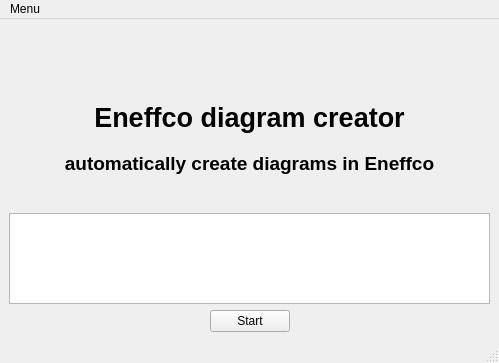
The window that code/ui/start.ui (MaximilianBrokamp/ENEFFCO-diagramm-creator) describes before a commit, drawn with Qt 5.
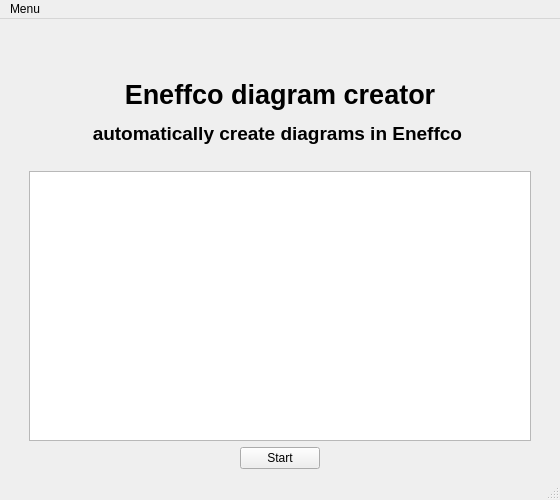
The same window after the commit.

```diff
--- a/code/ui/start.ui
+++ b/code/ui/start.ui
@@ -9,8 +9,8 @@
    <rect>
     <x>0</x>
     <y>0</y>
-    <width>499</width>
-    <height>363</height>
+    <width>560</width>
+    <height>500</height>
    </rect>
   </property>
   <property name="sizePolicy">
@@ -19,15 +19,21 @@
     <verstretch>0</verstretch>
    </sizepolicy>
   </property>
+  <property name="minimumSize">
+   <size>
+    <width>500</width>
+    <height>500</height>
+   </size>
+  </property>
   <property name="windowTitle">
    <string>Eneffco Diagram creator</string>
   </property>
   <widget class="QWidget" name="centralwidget">
    <layout class="QGridLayout" name="gridLayout">
-    <item row="0" column="1">
+    <item row="1" column="1">
      <widget class="QLabel" name="label">
       <property name="sizePolicy">
-       <sizepolicy hsizetype="Preferred" vsizetype="Preferred">
+       <sizepolicy hsizetype="MinimumExpanding" vsizetype="Preferred">
         <horstretch>0</horstretch>
         <verstretch>0</verstretch>
        </sizepolicy>
@@ -46,7 +52,7 @@
        </font>
       </property>
       <property name="text">
-       <string>&lt;html&gt;&lt;head/&gt;&lt;body&gt;&lt;p align=&quot;center&quot;&gt;&lt;br/&gt;&lt;/p&gt;&lt;p align=&quot;center&quot;&gt;Eneffco diagram creator&lt;/p&gt;&lt;p align=&quot;center&quot;&gt;&lt;span style=&quot; font-size:14pt;&quot;&gt;automatically create diagrams in Eneffco &lt;/span&gt;&lt;br/&gt;&lt;/p&gt;&lt;/body&gt;&lt;/html&gt;</string>
+       <string>&lt;html&gt;&lt;head/&gt;&lt;body&gt;&lt;p align=&quot;center&quot;&gt;&lt;br/&gt;Eneffco diagram creator&lt;/p&gt;&lt;p align=&quot;center&quot;&gt;&lt;span style=&quot; font-size:14pt;&quot;&gt;automatically create diagrams in Eneffco &lt;/span&gt;&lt;/p&gt;&lt;/body&gt;&lt;/html&gt;</string>
       </property>
       <property name="textFormat">
        <enum>Qt::RichText</enum>
@@ -56,38 +62,14 @@
       </property>
      </widget>
     </item>
-    <item row="6" column="1">
-     <spacer name="verticalSpacer">
-      <property name="orientation">
-       <enum>Qt::Vertical</enum>
-      </property>
-      <property name="sizeHint" stdset="0">
-       <size>
-        <width>20</width>
-        <height>40</height>
-       </size>
-      </property>
-     </spacer>
-    </item>
-    <item row="4" column="1">
-     <spacer name="verticalSpacer_2">
-      <property name="orientation">
-       <enum>Qt::Vertical</enum>
-      </property>
-      <property name="sizeHint" stdset="0">
-       <size>
-        <width>20</width>
-        <height>40</height>
-       </size>
-      </property>
-     </spacer>
-    </item>
-    <item row="1" column="1">
+    <item row="3" column="1">
      <widget class="QTextEdit" name="check_files_text">
       <property name="font">
        <font>
-        <family>Arial</family>
+        <family>MS Serif</family>
         <pointsize>15</pointsize>
+        <stylestrategy>NoAntialias</stylestrategy>
+        <kerning>false</kerning>
        </font>
       </property>
       <property name="readOnly">
@@ -97,12 +79,12 @@
        <string>&lt;!DOCTYPE HTML PUBLIC &quot;-//W3C//DTD HTML 4.0//EN&quot; &quot;http://www.w3.org/TR/REC-html40/strict.dtd&quot;&gt;
 &lt;html&gt;&lt;head&gt;&lt;meta name=&quot;qrichtext&quot; content=&quot;1&quot; /&gt;&lt;style type=&quot;text/css&quot;&gt;
 p, li { white-space: pre-wrap; }
-&lt;/style&gt;&lt;/head&gt;&lt;body style=&quot; font-family:'Arial'; font-size:15pt; font-weight:400; font-style:normal;&quot;&gt;
-&lt;p align=&quot;center&quot; style=&quot;-qt-paragraph-type:empty; margin-top:0px; margin-bottom:0px; margin-left:0px; margin-right:0px; -qt-block-indent:0; text-indent:0px; font-family:'MS Shell Dlg 2'; font-size:8pt;&quot;&gt;&lt;br /&gt;&lt;/p&gt;&lt;/body&gt;&lt;/html&gt;</string>
+&lt;/style&gt;&lt;/head&gt;&lt;body style=&quot; font-family:'MS Serif'; font-size:15pt; font-weight:400; font-style:normal;&quot;&gt;
+&lt;p style=&quot;-qt-paragraph-type:empty; margin-top:0px; margin-bottom:0px; margin-left:0px; margin-right:0px; -qt-block-indent:0; text-indent:0px; font-family:'MS Shell Dlg 2'; font-size:8pt;&quot;&gt;&lt;br /&gt;&lt;/p&gt;&lt;/body&gt;&lt;/html&gt;</string>
       </property>
      </widget>
     </item>
-    <item row="5" column="1">
+    <item row="4" column="1">
      <layout class="QHBoxLayout" name="horizontalLayout">
       <item>
        <spacer name="horizontalSpacer">
@@ -266,21 +248,47 @@
       </item>
      </layout>
     </item>
-    <item row="3" column="1">
-     <spacer name="verticalSpacer_3">
+    <item row="0" column="1">
+     <spacer name="horizontalSpacer_3">
       <property name="orientation">
-       <enum>Qt::Vertical</enum>
+       <enum>Qt::Horizontal</enum>
       </property>
       <property name="sizeHint" stdset="0">
        <size>
-        <width>20</width>
-        <height>40</height>
+        <width>40</width>
+        <height>20</height>
        </size>
       </property>
      </spacer>
     </item>
     <item row="2" column="1">
-     <spacer name="verticalSpacer_4">
+     <spacer name="horizontalSpacer_4">
+      <property name="orientation">
+       <enum>Qt::Horizontal</enum>
+      </property>
+      <property name="sizeHint" stdset="0">
+       <size>
+        <width>40</width>
+        <height>20</height>
+       </size>
+      </property>
+     </spacer>
+    </item>
+    <item row="3" column="0">
+     <spacer name="verticalSpacer_5">
+      <property name="orientation">
+       <enum>Qt::Vertical</enum>
+      </property>
+      <property name="sizeHint" stdset="0">
+       <size>
+        <width>20</width>
+        <height>40</height>
+       </size>
+      </property>
+     </spacer>
+    </item>
+    <item row="3" column="2">
+     <spacer name="verticalSpacer_6">
       <property name="orientation">
        <enum>Qt::Vertical</enum>
       </property>
@@ -299,7 +307,7 @@
     <rect>
      <x>0</x>
      <y>0</y>
-     <width>499</width>
+     <width>560</width>
      <height>18</height>
     </rect>
    </property>
```
